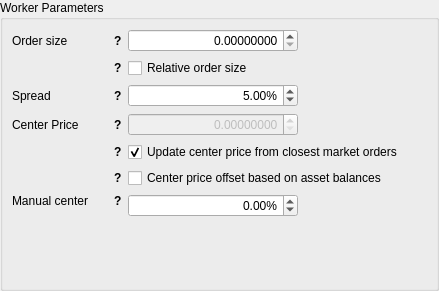
This is dexbot/views/ui/forms/relative_orders_widget.ui in xeroc/stakemachine as Qt 5 draws it before an edit. The edited form follows.
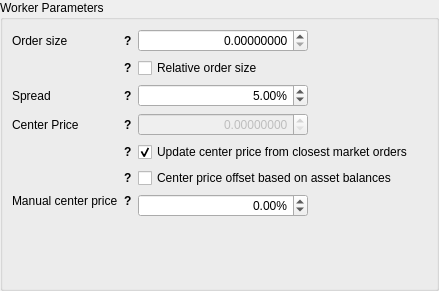
This is the edited form.

Commit message: Change private key input to optional value in the GUI

```diff
--- a/dexbot/views/ui/forms/relative_orders_widget.ui
+++ b/dexbot/views/ui/forms/relative_orders_widget.ui
@@ -57,13 +57,13 @@
         </property>
         <property name="minimumSize">
          <size>
-          <width>110</width>
+          <width>120</width>
           <height>0</height>
          </size>
         </property>
         <property name="maximumSize">
          <size>
-          <width>110</width>
+          <width>120</width>
           <height>16777215</height>
          </size>
         </property>
@@ -180,13 +180,13 @@
         </property>
         <property name="minimumSize">
          <size>
-          <width>110</width>
+          <width>120</width>
           <height>0</height>
          </size>
         </property>
         <property name="maximumSize">
          <size>
-          <width>110</width>
+          <width>120</width>
           <height>16777215</height>
          </size>
         </property>
@@ -267,13 +267,13 @@
         </property>
         <property name="minimumSize">
          <size>
-          <width>110</width>
+          <width>120</width>
           <height>0</height>
          </size>
         </property>
         <property name="maximumSize">
          <size>
-          <width>110</width>
+          <width>120</width>
           <height>16777215</height>
          </size>
         </property>
@@ -402,13 +402,13 @@
         </property>
         <property name="minimumSize">
          <size>
-          <width>110</width>
+          <width>120</width>
           <height>0</height>
          </size>
         </property>
         <property name="maximumSize">
          <size>
-          <width>110</width>
+          <width>120</width>
           <height>16777215</height>
          </size>
         </property>
@@ -501,13 +501,13 @@
         </property>
         <property name="minimumSize">
          <size>
-          <width>110</width>
+          <width>120</width>
           <height>0</height>
          </size>
         </property>
         <property name="maximumSize">
          <size>
-          <width>110</width>
+          <width>120</width>
           <height>16777215</height>
          </size>
         </property>
@@ -625,13 +625,13 @@
         </property>
         <property name="minimumSize">
          <size>
-          <width>110</width>
+          <width>120</width>
           <height>0</height>
          </size>
         </property>
         <property name="maximumSize">
          <size>
-          <width>110</width>
+          <width>120</width>
           <height>16777215</height>
          </size>
         </property>
@@ -723,13 +723,13 @@
         </property>
         <property name="minimumSize">
          <size>
-          <width>110</width>
+          <width>120</width>
           <height>0</height>
          </size>
         </property>
         <property name="maximumSize">
          <size>
-          <width>110</width>
+          <width>120</width>
           <height>16777215</height>
          </size>
         </property>
```
The commit also changes 5 other files.
